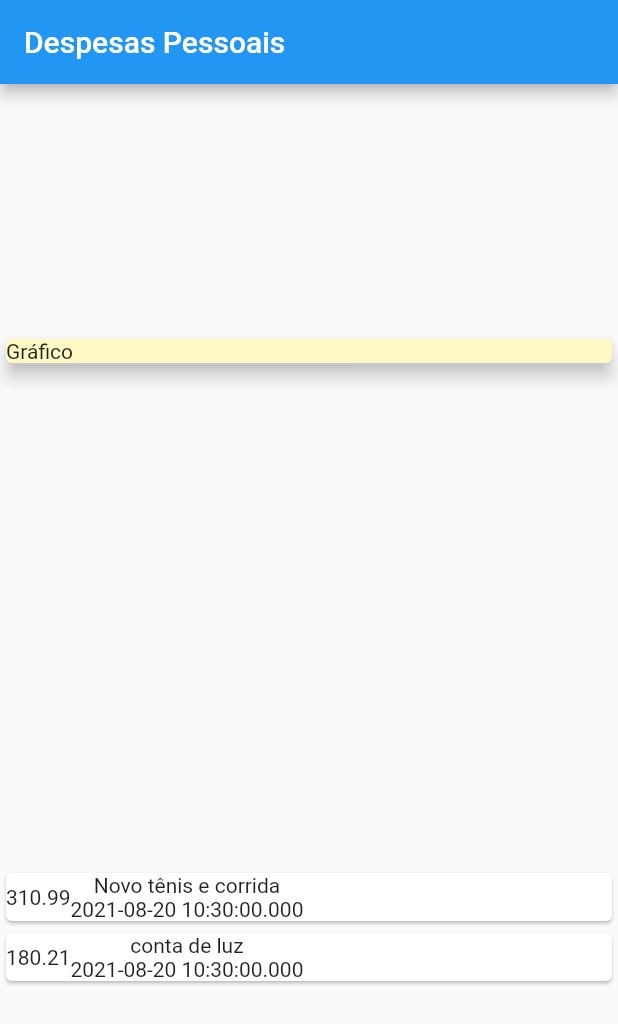
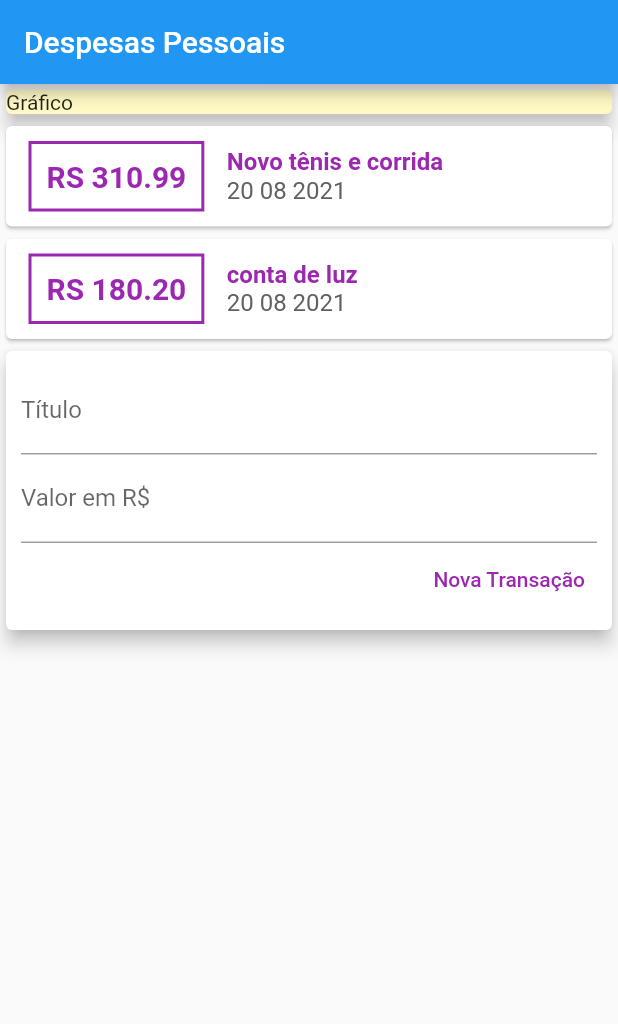
Before and after one commit to AlexandreSkal/expensesUdemy, a Flutter app: the screen it shows after launch, on a phone screen of 412 x 824 dp. Shown: the top 1024 px of the screen. Run offline on Flutter 3.47's test engine with Material 2 defaults, Android fonts, the phone set to English and light mode, and no system bars.

Commit message:
agora vai

```diff
--- a/lib/main.dart
+++ b/lib/main.dart
@@ -1,5 +1,6 @@
 import 'package:expenses/model/transaction.dart';
 import 'package:flutter/material.dart';
+import 'package:intl/intl.dart';
 
 main() => runApp(ExpensesApp());
 
@@ -11,6 +12,8 @@ class ExpensesApp extends StatelessWidget {
 }
 
 class MyHomeApp extends StatelessWidget {
+  final titleControler = TextEditingController();
+  final valueController = TextEditingController();
   final _transactions = [
     Transaction(
       id: '1',
@@ -21,7 +24,7 @@ class MyHomeApp extends StatelessWidget {
     Transaction(
       id: '2',
       title: 'conta de luz',
-      value: 180.21,
+      value: 180.2,
       date: DateTime.now(),
     ),
   ];
@@ -32,7 +35,7 @@ class MyHomeApp extends StatelessWidget {
           title: Text('Despesas Pessoais'),
         ),
         body: Column(
-          mainAxisAlignment: MainAxisAlignment.spaceAround,
+          //mainAxisAlignment: MainAxisAlignment.spaceAround,
           crossAxisAlignment: CrossAxisAlignment.stretch,
           children: [
             Container(
@@ -49,18 +52,76 @@ class MyHomeApp extends StatelessWidget {
                         child: Row(
                           children: [
                             Container(
-                              child: Text(tr.value.toString()),
+                              margin: EdgeInsets.symmetric(
+                                horizontal: 15,
+                                vertical: 10,
+                              ),
+                              decoration: BoxDecoration(
+                                  border: Border.all(
+                                color: Colors.purple,
+                                width: 2,
+                              )),
+                              padding: EdgeInsets.all(10),
+                              child: Text(
+                                'R\S ${tr.value.toStringAsFixed(2)}',
+                                style: TextStyle(
+                                    fontWeight: FontWeight.bold,
+                                    fontSize: 20,
+                                    color: Colors.purple),
+                              ),
                             ),
                             Column(
+                              crossAxisAlignment: CrossAxisAlignment.start,
                               children: [
-                                Text(tr.title),
-                                Text(tr.date.toString()),
+                                Text(
+                                  tr.title,
+                                  style: TextStyle(
+                                      fontWeight: FontWeight.bold,
+                                      fontSize: 16,
+                                      color: Colors.purple),
+                                ),
+                                Text(
+                                  DateFormat('dd MM y').format(tr.date),
+                                  style: TextStyle(
+                                      fontSize: 16, color: Colors.grey[700]),
+                                ),
                               ],
                             )
                           ],
                         ),
                       ))
                   .toList(),
+            ),
+            Card(
+              elevation: 5,
+              child: Padding(
+                padding: const EdgeInsets.all(10.0),
+                child: Column(
+                  children: [
+                    TextField(
+                      controller: titleControler,
+                      decoration: InputDecoration(
+                        labelText: 'Título',
+                      ),
+                    ),
+                    TextField(
+                      controller: valueController,
+                      decoration: InputDecoration(labelText: 'Valor em R\$'),
+                    ),
+                    Row(
+                      mainAxisAlignment: MainAxisAlignment.end,
+                      children: [
+                        TextButton(
+                            onPressed: () {},
+                            child: Text(
+                              'Nova Transação',
+                              style: TextStyle(color: Colors.purple),
+                            )),
+                      ],
+                    )
+                  ],
+                ),
+              ),
             )
           ],
         ));
--- a/pubspec.yaml
+++ b/pubspec.yaml
@@ -23,7 +23,7 @@ environment:
 dependencies:
   flutter:
     sdk: flutter
-
+  intl: ^0.17.0
 
   # The following adds the Cupertino Icons font to your application.
   # Use with the CupertinoIcons class for iOS style icons.
```
Also changed, not shown: pubspec.lock, 1 other file.
